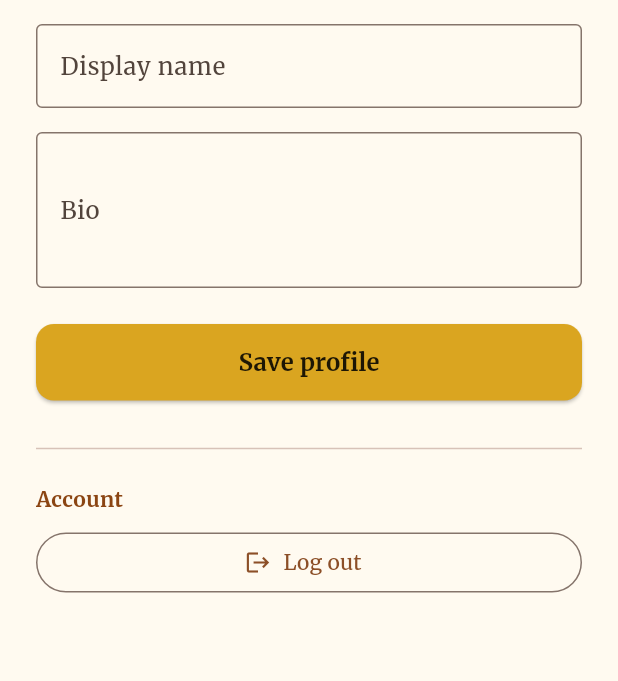
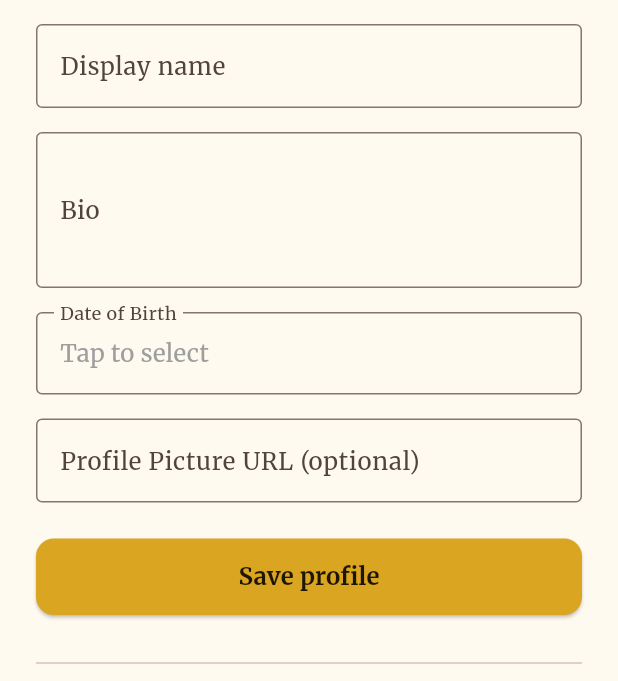
Before and after one commit to RatuL65/ShelfStory, a Flutter app: the AccountScreen screen opened directly, on a phone screen of 412 x 824 dp, the part 555-1236 px from its top. Run offline on Flutter 3.47's test engine with Material 3 defaults, Android fonts, the phone set to English and light mode, and no system bars; our stand-ins replace cloud_firestore, firebase_auth, firebase_core, fl_chart, google_fonts, google_sign_in and 4 more; missing offline and left inert: mobile_scanner; accounts and stored records are empty.

Commit message:
Add onboarding + profile editing with username

```diff
--- a/lib/models/user_profile.dart
+++ b/lib/models/user_profile.dart
@@ -3,6 +3,7 @@ class UserProfile {
   final String? username;
   final String? bio;
   final String? photoUrl;
+  final DateTime? dob; // <-- Add this line
   final DateTime lastReadingDate;
   final int readingStreak;
   final int longestStreak;
@@ -15,6 +16,7 @@ class UserProfile {
     this.username,
     this.bio,
     this.photoUrl,
+    this.dob, // <-- Add this line
     DateTime? lastReadingDate,
     this.readingStreak = 1,
     this.longestStreak = 1,
@@ -28,6 +30,7 @@ class UserProfile {
     String? username,
     String? bio,
     String? photoUrl,
+    DateTime? dob, // <-- Add this line
     DateTime? lastReadingDate,
     int? readingStreak,
     int? longestStreak,
@@ -40,6 +43,7 @@ class UserProfile {
       username: username ?? this.username,
       bio: bio ?? this.bio,
       photoUrl: photoUrl ?? this.photoUrl,
+      dob: dob ?? this.dob, // <-- Add this line
       lastReadingDate: lastReadingDate ?? this.lastReadingDate,
       readingStreak: readingStreak ?? this.readingStreak,
       longestStreak: longestStreak ?? this.longestStreak,
@@ -55,6 +59,7 @@ class UserProfile {
       'username': username,
       'bio': bio,
       'photoUrl': photoUrl,
+      'dob': dob?.toIso8601String(), // <-- Add this line
       'lastReadingDate': lastReadingDate.toIso8601String(),
       'readingStreak': readingStreak,
       'longestStreak': longestStreak,
@@ -70,6 +75,9 @@ class UserProfile {
       username: json['username'],
       bio: json['bio'],
       photoUrl: json['photoUrl'],
+      dob: (json['dob'] != null && json['dob'] is String && json['dob'].isNotEmpty)
+          ? DateTime.tryParse(json['dob'])
+          : null, // <-- Parse safely
       lastReadingDate: DateTime.tryParse(json['lastReadingDate'] ?? '') ??
           DateTime.now(),
       readingStreak: json['readingStreak'] ?? 1,
--- a/lib/screens/account_screen.dart
+++ b/lib/screens/account_screen.dart
@@ -18,6 +18,8 @@ class _AccountScreenState extends State<AccountScreen> {
   final _usernameController = TextEditingController();
   final _displayNameController = TextEditingController();
   final _bioController = TextEditingController();
+  final _photoController = TextEditingController();
+  DateTime? _dob;
   bool _isSaving = false;
 
   @override
@@ -29,6 +31,8 @@ class _AccountScreenState extends State<AccountScreen> {
     _usernameController.text = appUser?.username ?? '';
     _displayNameController.text = appUser?.name ?? '';
     _bioController.text = appUser?.bio ?? '';
+    _photoController.text = appUser?.photoUrl ?? '';
+    _dob = appUser?.dob;
   }
 
   @override
@@ -36,6 +40,7 @@ class _AccountScreenState extends State<AccountScreen> {
     _usernameController.dispose();
     _displayNameController.dispose();
     _bioController.dispose();
+    _photoController.dispose();
     super.dispose();
   }
 
@@ -51,6 +56,8 @@ class _AccountScreenState extends State<AccountScreen> {
         username: _usernameController.text,
         displayName: _displayNameController.text,
         bio: _bioController.text,
+        dob: _dob,
+        photoUrl: _photoController.text,
       );
 
       if (!mounted) return;
@@ -106,8 +113,9 @@ class _AccountScreenState extends State<AccountScreen> {
       appBar: AppBar(
         title: const Text('Your Account'),
       ),
-      backgroundColor:
-          isDark ? AppColors.darkBackground : AppColors.backgroundCream,
+      backgroundColor: isDark
+          ? AppColors.darkBackground
+          : AppColors.backgroundCream,
       body: SafeArea(
         child: SingleChildScrollView(
           padding: const EdgeInsets.all(24),
@@ -116,6 +124,21 @@ class _AccountScreenState extends State<AccountScreen> {
             child: Column(
               crossAxisAlignment: CrossAxisAlignment.stretch,
               children: [
+                if (_photoController.text.isNotEmpty)
+                  Center(
+                    child: ClipOval(
+                      child: Image.network(
+                        _photoController.text,
+                        width: 80,
+                        height: 80,
+                        fit: BoxFit.cover,
+                        errorBuilder: (context, error, stackTrace) =>
+                            const Icon(Icons.error),
+                      ),
+                    ),
+                  ),
+                if (_photoController.text.isNotEmpty)
+                  const SizedBox(height: 8),
                 Center(
                   child: Icon(
                     Icons.person,
@@ -209,6 +232,46 @@ class _AccountScreenState extends State<AccountScreen> {
                     return null;
                   },
                 ),
+                const SizedBox(height: 16),
+                // DOB picker
+                GestureDetector(
+                  onTap: () async {
+                    final picked = await showDatePicker(
+                      context: context,
+                      initialDate: _dob ?? DateTime(2000, 1, 1),
+                      firstDate: DateTime(1900, 1, 1),
+                      lastDate: DateTime(DateTime.now().year - 10, 12, 31),
+                    );
+                    if (picked != null) setState(() => _dob = picked);
+                  },
+                  child: InputDecorator(
+                    decoration: const InputDecoration(
+                      labelText: 'Date of Birth',
+                      border: OutlineInputBorder(),
+                    ),
+                    child: Text(
+                      _dob == null
+                          ? 'Tap to select'
+                          : '${_dob!.year}-${_dob!.month.toString().padLeft(2, '0')}-${_dob!.day.toString().padLeft(2, '0')}',
+                      style: TextStyle(
+                        color: (_dob == null)
+                            ? Colors.grey
+                            : (isDark
+                                ? AppColors.cream
+                                : AppColors.darkBrown),
+                        fontSize: 16,
+                      ),
+                    ),
+                  ),
+                ),
+                const SizedBox(height: 16),
+                TextFormField(
+                  controller: _photoController,
+                  decoration: const InputDecoration(
+                    labelText: 'Profile Picture URL (optional)',
+                    border: OutlineInputBorder(),
+                  ),
+                ),
                 const SizedBox(height: 24),
                 ElevatedButton(
                   onPressed: _isSaving ? null : _saveProfile,
```
Also changed, not shown: lib/providers/user_provider.dart (+29 -15 lines), lib/screens/account_setup_screen.dart (added, +214 -0 lines), lib/screens/email_auth_screen.dart (+58 -14 lines).
